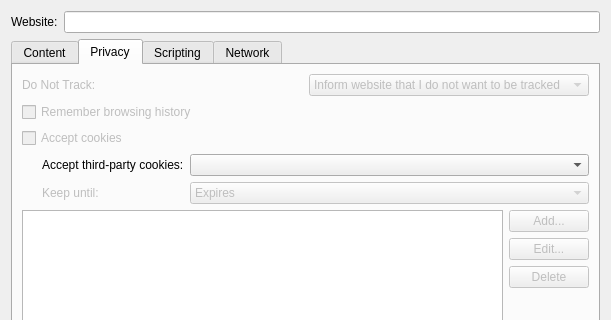
Qt form src/ui/WebsitePreferencesDialog.ui (OtterBrowser/otter-browser) before a commit; both pictures show x 0 to 611 and y 0 to 320 of the 611 by 500 pixel window.
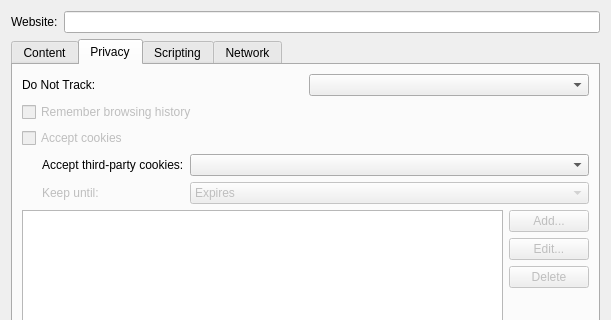
The same form after that commit. The open tabs and pages were chosen to show the change. Custom widgets are drawn as their Qt base class.

Commit message: Allow to set DNT policy and enable / disable referrer header per website

Diff of the .ui file:
```diff
--- a/src/ui/WebsitePreferencesDialog.ui
+++ b/src/ui/WebsitePreferencesDialog.ui
@@ -137,9 +137,6 @@
         <layout class="QHBoxLayout" name="horizontalLayout">
          <item>
           <widget class="QLabel" name="doNotTrackLabel">
-           <property name="enabled">
-            <bool>false</bool>
-           </property>
            <property name="text">
             <string>Do Not Track:</string>
            </property>
@@ -150,27 +147,9 @@
          </item>
          <item>
           <widget class="QComboBox" name="doNotTrackComboBox">
-           <property name="enabled">
-            <bool>false</bool>
-           </property>
            <property name="currentIndex">
-            <number>0</number>
+            <number>-1</number>
            </property>
-           <item>
-            <property name="text">
-             <string>Inform website that I do not want to be tracked</string>
-            </property>
-           </item>
-           <item>
-            <property name="text">
-             <string>Inform website that I allow tracking</string>
-            </property>
-           </item>
-           <item>
-            <property name="text">
-             <string>Do not inform website about my preference</string>
-            </property>
-           </item>
           </widget>
          </item>
         </layout>
```
Left out of the diff: 3 changed lines with no effect on the pictures. The commit also changes 6 other files.
